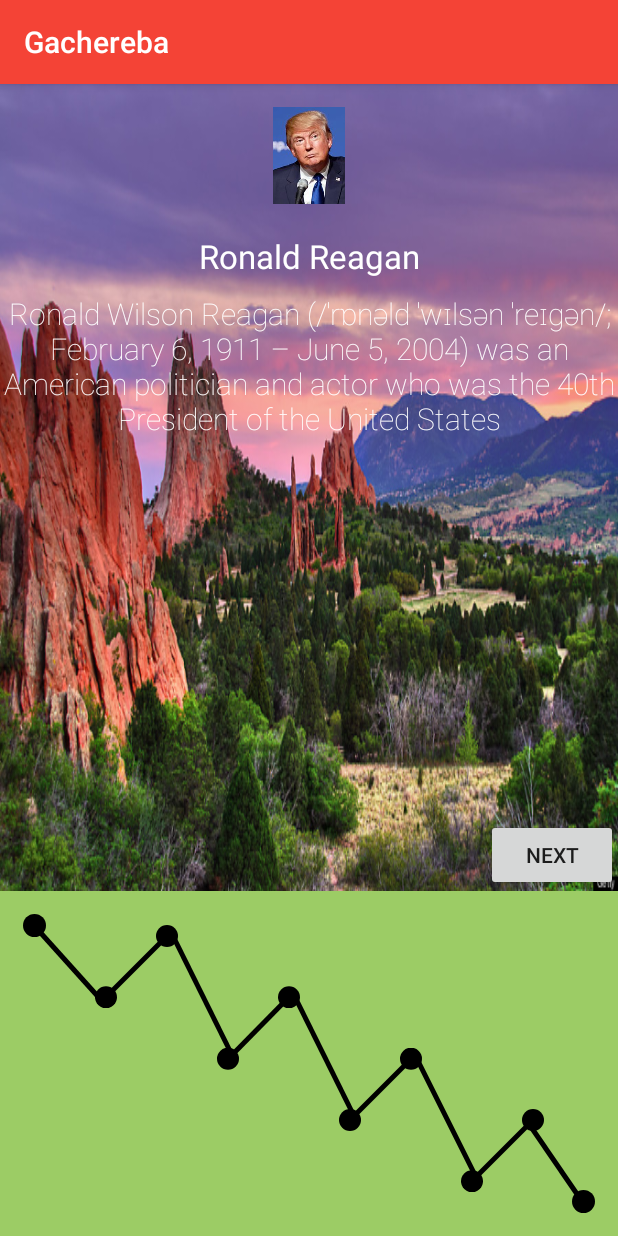
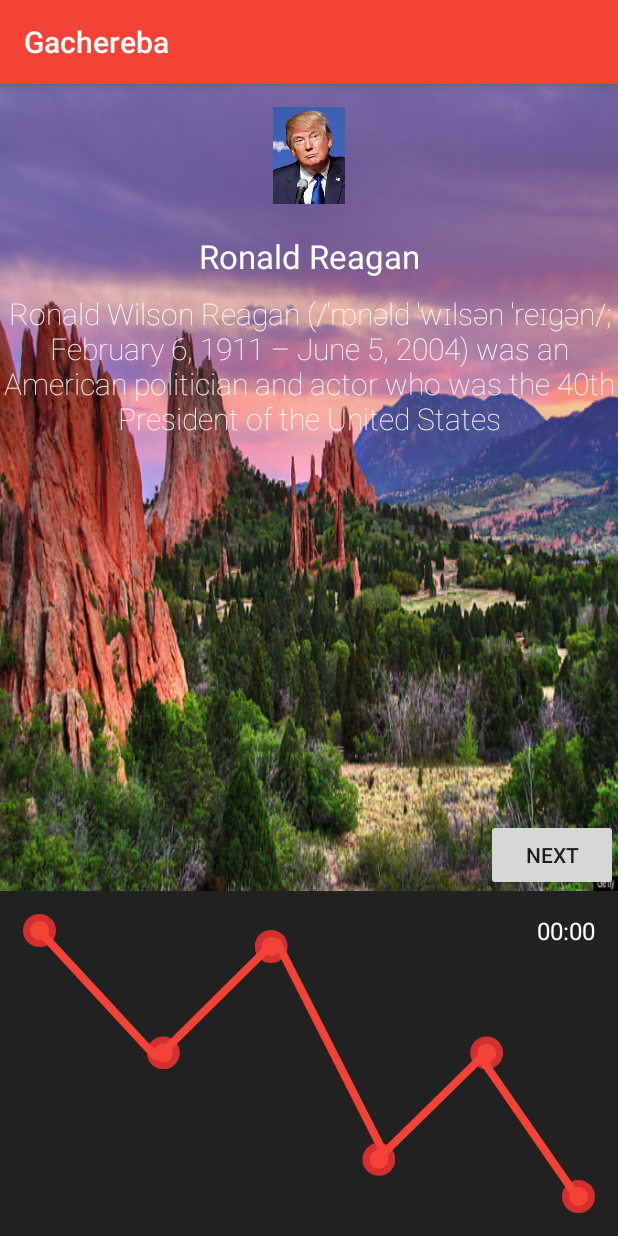
Before and after one commit to ashalva/hackjunction2016, an Android app: the screen it shows after launch (StoryActivity), on a phone screen of 412 x 824 dp. Run offline under Robolectric (Android 15) with nearby library versions, the phone set to English and light mode, and no system bars; libraries missing offline, so code that uses them is left out: com.felipecsl.gifimageview; 13 statements that could not run were skipped.

Commit message:
countdown changes

```diff
--- a/BusJunctionChallenge/app/src/main/java/com/junction/hack/busjunctionchallenge/Helpers/DrawView.java
+++ b/BusJunctionChallenge/app/src/main/java/com/junction/hack/busjunctionchallenge/Helpers/DrawView.java
@@ -21,8 +21,8 @@ public class DrawView extends View {
         _endX = endX;
         _endY = endY;
 
-        paint.setColor(Color.BLACK);
-        paint.setStrokeWidth(5);
+        paint.setColor(Color.rgb(244,67,54));
+        paint.setStrokeWidth(8);
     }
 
     @Override
--- a/BusJunctionChallenge/app/src/main/java/com/junction/hack/busjunctionchallenge/StoryActivity.java
+++ b/BusJunctionChallenge/app/src/main/java/com/junction/hack/busjunctionchallenge/StoryActivity.java
@@ -4,6 +4,7 @@ import android.graphics.Bitmap;
 import android.graphics.Color;
 import android.graphics.drawable.BitmapDrawable;
 import android.graphics.drawable.Drawable;
+import android.os.Handler;
 import android.support.v4.content.ContextCompat;
 import android.support.v7.app.AppCompatActivity;
 import android.os.Bundle;
@@ -29,6 +30,8 @@ import java.io.ByteArrayOutputStream;
 import java.io.InputStream;
 import java.util.ArrayList;
 import java.util.List;
+import java.util.Timer;
+import java.util.TimerTask;
 
 public class StoryActivity extends AppCompatActivity implements Animation.AnimationListener {
 
@@ -47,7 +50,7 @@ public class StoryActivity extends AppCompatActivity implements Animation.Animat
     private boolean _viewWasGenerated;
     private int _index = 0;
 
-    double pointSize = 15.0;
+    double pointSize = 22.0;
     @Override
     protected void onCreate(Bundle savedInstanceState) {
         super.onCreate(savedInstanceState);
@@ -80,10 +83,35 @@ public class StoryActivity extends AppCompatActivity implements Animation.Animat
                 if (!_viewWasGenerated) {
                     createRoute(routeInnerLayout);
                     startPointAnimation(routeInnerLayout);
+                    startCountDown();
                     _viewWasGenerated = true;
                 }
             }
         });
+    }
+
+    int secondCount = 0;
+    int minuteCount = 0;
+    private void startCountDown() {
+        final TextView countDown = (TextView)findViewById(R.id.countdown);
+        minuteCount = storyViewModel.getDuration();
+        countDown.setText(String.format("00:00",minuteCount,secondCount));
+        Timer T=new Timer();
+        T.scheduleAtFixedRate(new TimerTask() {
+            @Override
+            public void run() {
+                runOnUiThread(new Runnable()
+                {
+                    @Override
+                    public void run()
+                    {
+                        secondCount++;
+
+                    }
+                });
+            }
+        }, 1000, 1000);
+
     }
     private void createRoute(RelativeLayout view) {
 
--- a/BusJunctionChallenge/app/src/main/java/com/junction/hack/busjunctionchallenge/factory/StoryResponseFactory.java
+++ b/BusJunctionChallenge/app/src/main/java/com/junction/hack/busjunctionchallenge/factory/StoryResponseFactory.java
@@ -34,19 +34,6 @@ public class StoryResponseFactory {
         this.stories.add(
                 new Story(R.drawable.donald_trump, "Donald Trump", "Donald John Trump is an American businessman and the President-elect of the United States. In June 2015, Trump announced his candidacy for president as a Republican and quickly emerged as the front-runner for his party's nomination.")
         );
-        this.stories.add(
-                new Story(R.drawable.bill_clinton, "Bill Clinton", "William Jefferson \"Bill\" Clinton (born William Jefferson Blythe III; August 19, 1946) is an American politician who served as the 42nd President of the United States from 1993 to 2001.")
-        );
-        this.stories.add(
-                new Story(R.drawable.george_w_bush, "George W. Bush", "George Walker Bush (born July 6, 1946) is an American politician who was the 43rd President of the United States from 2001 to 2009.")
-        );
-        this.stories.add(
-                new Story(R.drawable.barack_obama, "Barack Obama", "Barack Hussein Obama II born August 4, 1961) is an American politician who is the 44th and current President of the United States.")
-        );
-        this.stories.add(
-                new Story(R.drawable.donald_trump, "Donald Trump", "Donald John Trump is an American businessman and the President-elect of the United States. In June 2015, Trump announced his candidacy for president as a Republican and quickly emerged as the front-runner for his party's nomination.")
-        );
-
     }
 
     public int getMinutes() {
--- a/BusJunctionChallenge/app/src/main/res/drawable/point_background.xml
+++ b/BusJunctionChallenge/app/src/main/res/drawable/point_background.xml
@@ -1,5 +1,6 @@
 <?xml version="1.0" encoding="UTF-8"?>
 <shape xmlns:android="http://schemas.android.com/apk/res/android">
-    <solid android:color="#000000"/>
+    <solid android:color="#F44336"/>
     <corners android:radius="10dip"/>
+    <stroke android:width="7px" android:color="#D32F2F"/>
 </shape>
--- a/BusJunctionChallenge/app/src/main/res/drawable/route_point_background.xml
+++ b/BusJunctionChallenge/app/src/main/res/drawable/route_point_background.xml
@@ -1,5 +1,6 @@
 <?xml version="1.0" encoding="UTF-8"?>
 <shape xmlns:android="http://schemas.android.com/apk/res/android">
-    <solid android:color="#000000"/>
+    <solid android:color="#F44336"/>
     <corners android:radius="10dip"/>
+    <stroke android:width="7px" android:color="#D32F2F"/>
 </shape>
--- a/BusJunctionChallenge/app/src/main/res/layout/activity_story.xml
+++ b/BusJunctionChallenge/app/src/main/res/layout/activity_story.xml
@@ -22,21 +22,30 @@
         android:id="@+id/route_layout"
         android:orientation="vertical"
         android:layout_weight="70"
-        android:background="#9CCC65">
+        android:background="#212121">
         <RelativeLayout
             android:layout_width="match_parent"
             android:layout_height="match_parent"
-            android:id = "@+id/route_inner_layout"
-            >
+            android:id = "@+id/route_inner_layout" >
+                <TextView
+                    android:layout_width="wrap_content"
+                    android:layout_height="wrap_content"
+                    android:id = "@+id/countdown"
+                    android:text = "00:00"
+                    android:textColor="#ffffff"
+                    android:textSize = "16dp"
+                    android:layout_alignParentRight="true"
+                    android:padding="15dp"
+                    />
             <View
-                android:layout_width="15dp"
-                android:layout_height="15dp"
+                android:layout_width="22dp"
+                android:layout_height="22dp"
                 android:id = "@+id/starter_point"
                 android:background="@drawable/point_background"
                 android:layout_margin="15dp"/>
             <View
-                android:layout_width="15dp"
-                android:layout_height="15dp"
+                android:layout_width="22dp"
+                android:layout_height="22dp"
                 android:id = "@+id/end_point"
                 android:background="@drawable/point_background"
                 android:layout_margin="15dp"
```
Also changed, not shown: BusJunctionChallenge/app/src/main/res/drawable-xhdpi/route_background.jpg (added).
